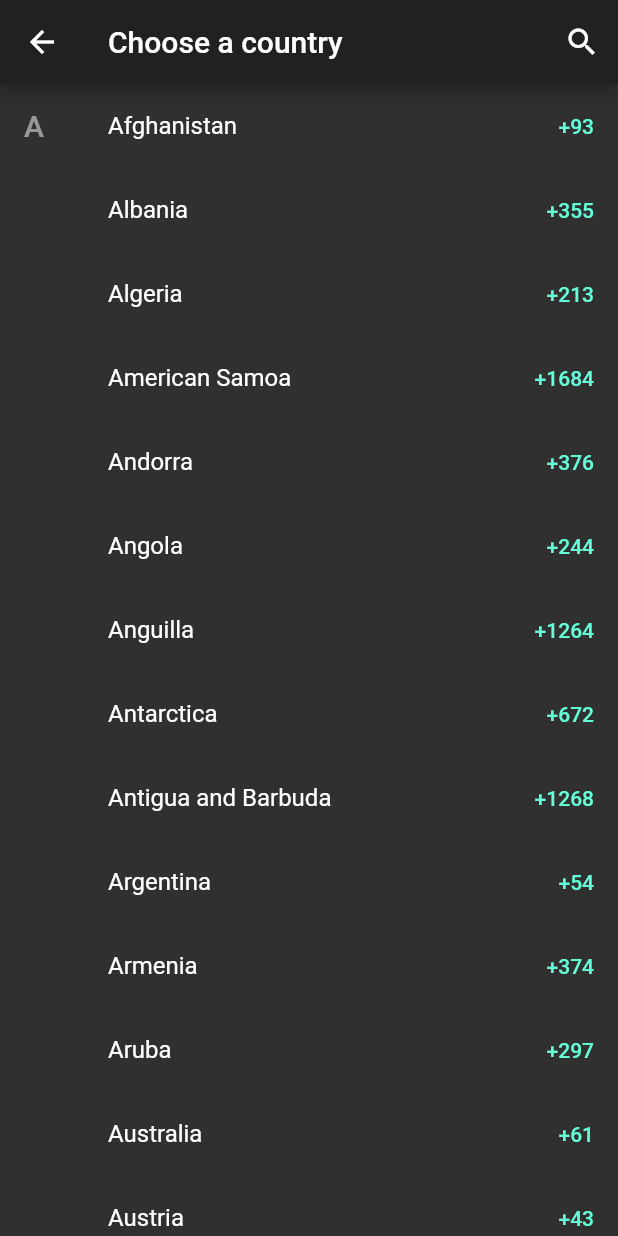
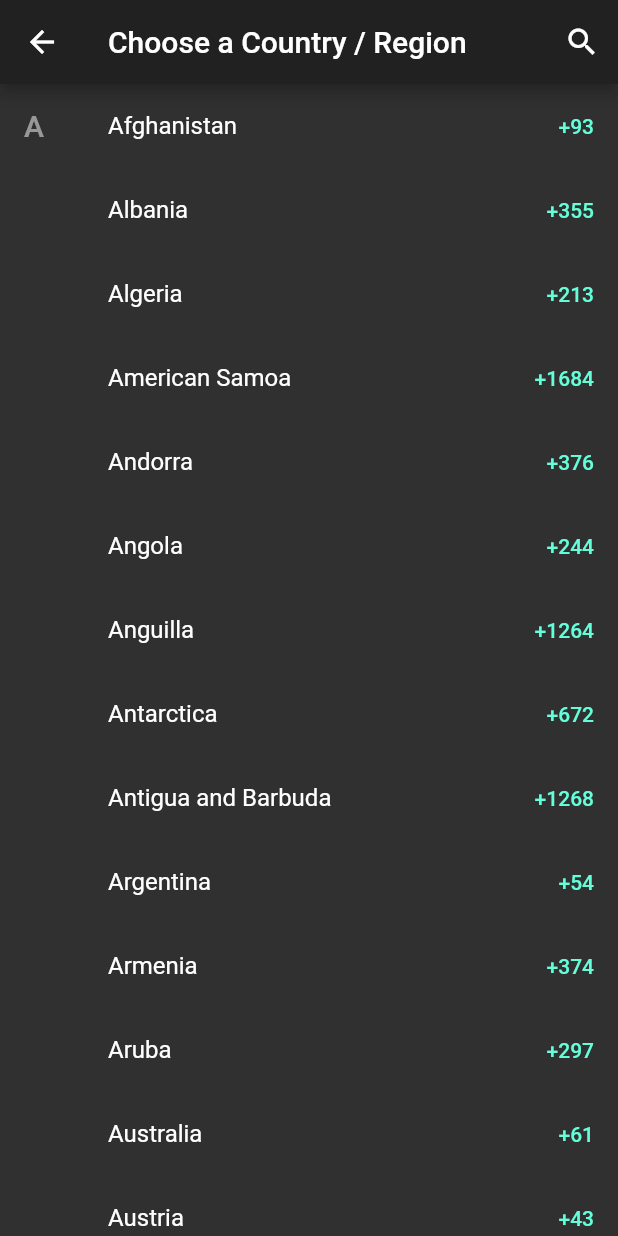
Before and after one commit to fonibo/phonenumbers, a Flutter app: the CountryDialog screen opened directly, on a phone screen of 412 x 824 dp. Run offline on Flutter 3.47's test engine with Material 2 defaults, Android fonts, the phone set to English and light mode, and no system bars; network calls fail.

Commit message:
Update dialog title

```diff
--- a/lib/src/country_dialog.dart
+++ b/lib/src/country_dialog.dart
@@ -11,7 +11,7 @@ class CountryDialog extends StatelessWidget {
 
     return Scaffold(
       appBar: AppBar(
-        title: Text('Choose a country'),
+        title: Text('Choose a Country / Region'),
         actions: <Widget>[
           IconButton(
             icon: Icon(Icons.search),
```
Also changed, not shown: 1 other file.
